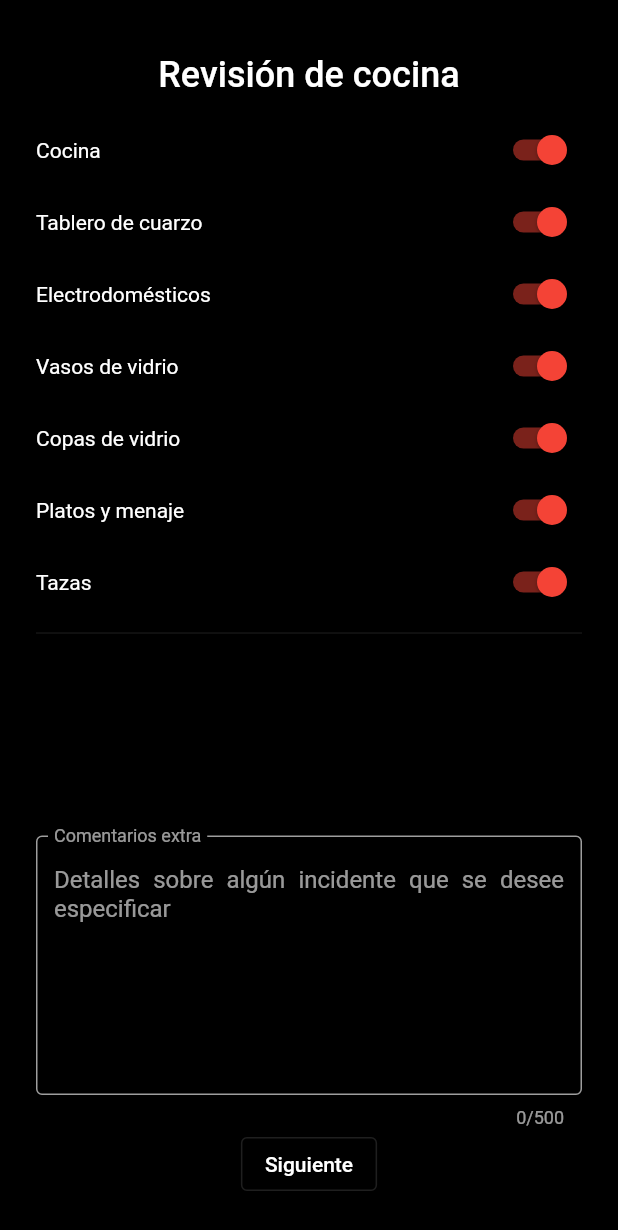
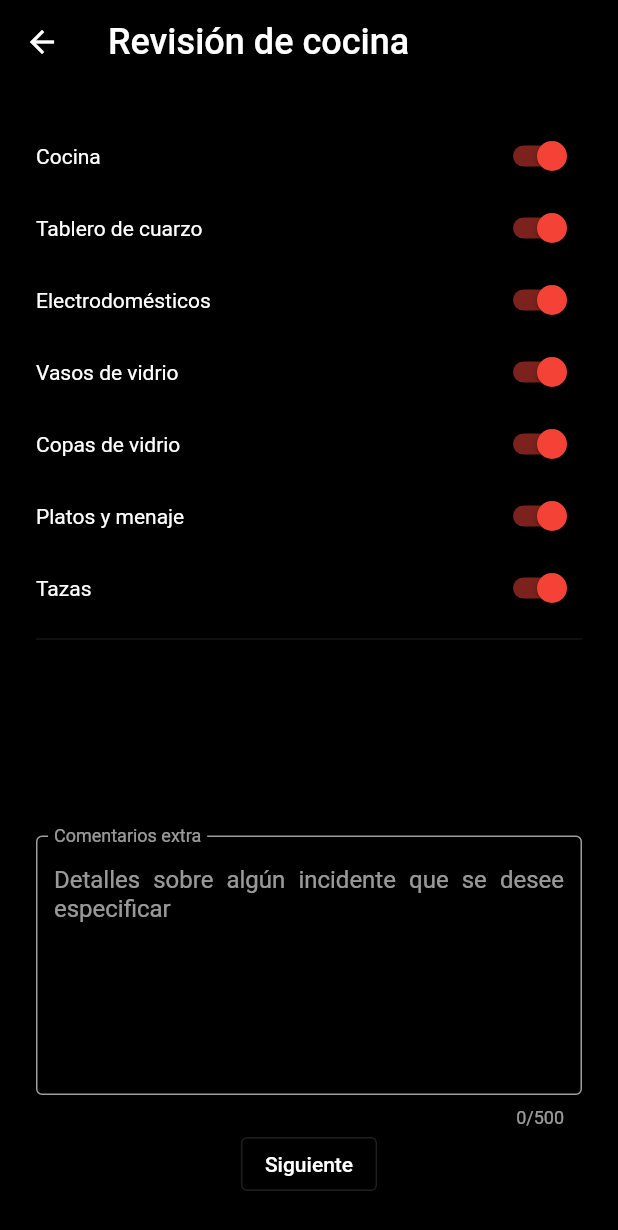
Before and after one commit to jflavio11/AirBnbApartmentVerificator, a Flutter app: the screen it shows after launch, on a phone screen of 412 x 824 dp. Shown: the top 1230 px of the screen. Run offline on Flutter 3.47's test engine with Material 2 defaults, Android fonts, the phone set to English and light mode, and no system bars; our stand-ins replace localization.

Commit message:
add bedroom data and make page dynamic

```diff
--- a/lib/form/FormData.dart
+++ b/lib/form/FormData.dart
@@ -3,6 +3,7 @@ import 'package:flutter/cupertino.dart';
 class FormData with ChangeNotifier {
   int _currentPage = 0;
   KitchenData kitchenData = KitchenData();
+  BedroomData bedroomData = BedroomData();
 
   void nextPage() {
     _currentPage++;
@@ -10,15 +11,79 @@ class FormData with ChangeNotifier {
   }
 
   void previousPage() {
+    if (_currentPage == 0) return;
     _currentPage--;
     notifyListeners();
+  }
+
+  VerificationZone getVerificationZoneForPage() {
+    VerificationZone zone = VerificationZone.Kitchen;
+    switch (_currentPage) {
+      case 0:
+        zone = VerificationZone.Kitchen;
+        break;
+      case 1:
+        zone = VerificationZone.Bedrooms;
+        break;
+      default:
+        zone = VerificationZone.Kitchen;
+    }
+    return zone;
+  }
+
+  String getCurrentComments() {
+    String comments = "";
+    switch (getVerificationZoneForPage()) {
+      case VerificationZone.Kitchen:
+        comments = kitchenData.extraComments;
+        break;
+      case VerificationZone.Bedrooms:
+        comments = bedroomData.extraComments;
+        break;
+      case VerificationZone.Bathrooms:
+        // TODO: Handle this case.
+        break;
+      case VerificationZone.LivingRoom:
+        // TODO: Handle this case.
+        break;
+    }
+    debugPrint("Extra comments $comments");
+    return comments;
   }
 
   void updateKitchenData(KitchenData kitchenData) {
     this.kitchenData = kitchenData;
     notifyListeners();
   }
+
+  void updateBedroomData(BedroomData bedroomData) {
+    this.bedroomData = bedroomData;
+    notifyListeners();
+  }
+
+  void updateCommentsForCurrentPage(String extraComments) {
+    switch (getVerificationZoneForPage()) {
+      case VerificationZone.Kitchen:
+        updateKitchenData(
+          kitchenData.copyWith(extraComments: extraComments),
+        );
+        break;
+      case VerificationZone.Bedrooms:
+        updateBedroomData(
+          bedroomData.copyWith(extraComments: extraComments),
+        );
+        break;
+      case VerificationZone.Bathrooms:
+        // TODO: Handle this case.
+        break;
+      case VerificationZone.LivingRoom:
+        // TODO: Handle this case.
+        break;
+    }
+  }
 }
+
+enum VerificationZone { Kitchen, Bathrooms, Bedrooms, LivingRoom }
 
 class KitchenData {
   String extraComments;
@@ -46,3 +111,30 @@ class KitchenData {
     6: "kitchen_cupsOkay"
   };
 }
+
+class BedroomData {
+  String extraComments;
+  Map<int, bool> bedroomStateData;
+
+  BedroomData({this.extraComments = ""})
+      : bedroomStateData = <int, bool>{0: true, 1: true, 2: true, 3: true, 4: true, 5: true, 6: true};
+
+  BedroomData copyWith({int? key, bool? newValue, String? extraComments}) {
+    if (key != null && newValue != null) {
+      bedroomStateData.update(key, (value) => newValue);
+    }
+    BedroomData updated = BedroomData(extraComments: extraComments ?? this.extraComments);
+    updated.bedroomStateData = bedroomStateData;
+    return updated;
+  }
+
+  static const Map<int, String> stateDataStringMapper = <int, String>{
+    0: "bedroom_walls",
+    1: "bedroom_bed",
+    2: "bedroom_bedsideTable",
+    3: "bedroom_lamps",
+    4: "bedroom_tv",
+    5: "bedroom_wardrobe",
+    6: "bedroom_duvet"
+  };
+}
--- a/lib/form/FormPager.dart
+++ b/lib/form/FormPager.dart
@@ -26,10 +26,6 @@ class FormPagerScreen extends StatelessWidget {
                     builder = (BuildContext context) => const FormPageOne();
                     break;
 
-                  case FormPageTwo.route:
-                    builder = (BuildContext context) => const FormPageTwo();
-                    break;
-
                   default:
                     throw Exception("Invalid Route...");
                 }
--- a/lib/form/FormPages.dart
+++ b/lib/form/FormPages.dart
@@ -1,3 +1,4 @@
+import 'package:airbnb_apartment_verificator/form/verificator_list_view.dart';
 import 'package:flutter/material.dart';
 import 'package:localization/localization.dart';
 import 'package:provider/provider.dart';
@@ -11,44 +12,52 @@ class FormPageOne extends StatelessWidget {
 
   @override
   Widget build(BuildContext context) {
-    return Scaffold(
-      body: Consumer<FormData>(builder: (context, formData, child) {
-        return Padding(
+    return Consumer<FormData>(builder: (context, formData, child) {
+      String title = "";
+      switch (formData.getVerificationZoneForPage()) {
+        case VerificationZone.Kitchen:
+          title = "${VerificationZone.Kitchen.name}_title".toLowerCase().i18n();
+          break;
+        case VerificationZone.Bedrooms:
+          title = "${VerificationZone.Bedrooms.name}_title".i18n();
+          break;
+        case VerificationZone.Bathrooms:
+          break;
+        case VerificationZone.LivingRoom:
+          break;
+      }
+      return Scaffold(
+        appBar: AppBar(
+          backgroundColor: Colors.black,
+          title: Text(
+            title,
+            style: const TextStyle(
+              fontSize: 24.0,
+              fontWeight: FontWeight.w500,
+            ),
+          ),
+          leading: Builder(builder: (BuildContext context) {
+            return IconButton(
+              onPressed: () {
+                formData.previousPage();
+              },
+              icon: const Icon(Icons.arrow_back),
+            );
+          }),
+        ),
+        body: Padding(
           padding: const EdgeInsets.all(24.0),
           child: Column(
             mainAxisSize: MainAxisSize.min,
             children: [
-              const Padding(
-                padding: EdgeInsets.all(12.0),
-                child:
-                    Text("Revisión de cocina", style: TextStyle(fontSize: 24.0, fontWeight: FontWeight.w500)),
+              VerificatorListView(
+                formData: formData,
+                verificationZone: formData.getVerificationZoneForPage(),
               ),
-              ListView.builder(
-                  key: UniqueKey(),
-                  shrinkWrap: true,
-                  itemCount: formData.kitchenData.kitchenStateData.length,
-                  itemBuilder: (context, position) {
-                    return Row(
-                      key: UniqueKey(),
-                      mainAxisAlignment: MainAxisAlignment.spaceBetween,
-                      children: [
-                        Text(KitchenData.stateDataStringMapper[position].toString().i18n()),
-                        Switch(
-                          value: formData.kitchenData.kitchenStateData[position] ?? false,
-                          onChanged: (bool updatedValue) {
-                            KitchenData updated = formData.kitchenData.copyWith(
-                              key: position,
-                              newValue: updatedValue,
-                            );
-                            formData.updateKitchenData(updated);
-                          },
-                        ),
-                      ],
-                    );
-                  }),
               const Divider(height: 20.0),
               const Spacer(),
               TextField(
+                controller: TextEditingController(text: formData.getCurrentComments()),
                 keyboardType: TextInputType.text,
                 textInputAction: TextInputAction.done,
                 maxLines: 7,
@@ -62,45 +71,19 @@ class FormPageOne extends StatelessWidget {
                 textAlign: TextAlign.justify,
                 onSubmitted: (String? text) {
                   String updatedText = text ?? "";
-                  formData.updateKitchenData(formData.kitchenData.copyWith(extraComments: updatedText));
+                  formData.updateCommentsForCurrentPage(updatedText);
                 },
               ),
               OutlinedButton(
                 onPressed: () {
-                  Navigator.pushNamed(context, FormPageTwo.route);
+                  formData.nextPage();
                 },
                 child: const Text("Siguiente"),
               ),
             ],
           ),
-        );
-      }),
-    );
+        ),
+      );
+    });
   }
 }
-
-class FormPageTwo extends StatefulWidget {
-  static const String route = "FormPageTwo";
-
-  const FormPageTwo({super.key});
-
-  @override
-  State<StatefulWidget> createState() => _FormPageTwoState();
-}
-
-class _FormPageTwoState extends State<FormPageTwo> {
-  @override
-  Widget build(BuildContext context) {
-    return Column(
-      children: [
-        const Text("2"),
-        MaterialButton(
-          onPressed: () {
-            Navigator.pop(context);
-          },
-          child: const Text("Siguiente"),
-        )
-      ],
-    );
-  }
-}
--- /dev/null
+++ b/lib/form/verificator_list_view.dart
@@ -0,0 +1,96 @@
+import 'package:flutter/cupertino.dart';
+import 'package:flutter/material.dart';
+import 'package:localization/localization.dart';
+
+import 'FormData.dart';
+
+class VerificatorListView extends StatelessWidget {
+  FormData formData;
+  VerificationZone verificationZone;
+
+  VerificatorListView({super.key, required this.formData, required this.verificationZone});
+
+  @override
+  Widget build(BuildContext context) {
+    int length = 0;
+    switch (verificationZone) {
+      case VerificationZone.Kitchen:
+        length = formData.kitchenData.kitchenStateData.length;
+        break;
+      case VerificationZone.Bedrooms:
+        length = formData.bedroomData.bedroomStateData.length;
+        break;
+      case VerificationZone.Bathrooms:
+        length = formData.kitchenData.kitchenStateData.length;
+        break;
+      case VerificationZone.LivingRoom:
+        length = formData.kitchenData.kitchenStateData.length;
+        break;
+      default:
+        0;
+    }
+
+    return ListView.builder(
+        shrinkWrap: true,
+        itemCount: length,
+        itemBuilder: (context, position) {
+          String text = "";
+          bool switchValue = true;
+          switch (verificationZone) {
+            case VerificationZone.Kitchen:
+              text = KitchenData.stateDataStringMapper[position].toString().i18n();
+              switchValue = formData.kitchenData.kitchenStateData[position] ?? false;
+              break;
+            case VerificationZone.Bedrooms:
+              text = BedroomData.stateDataStringMapper[position].toString().i18n();
+              switchValue = formData.bedroomData.bedroomStateData[position] ?? false;
+              break;
+            case VerificationZone.Bathrooms:
+              length = formData.kitchenData.kitchenStateData.length;
+              break;
+            case VerificationZone.LivingRoom:
+              length = formData.kitchenData.kitchenStateData.length;
+              break;
+            default:
+              0;
+          }
+          return Row(
+            key: UniqueKey(),
+            mainAxisAlignment: MainAxisAlignment.spaceBetween,
+            children: [
+              Text(text),
+              Switch(
+                value: switchValue,
+                onChanged: (bool updatedValue) {
+                  switch (verificationZone) {
+                    case VerificationZone.Kitchen:
+                      KitchenData updated = formData.kitchenData.copyWith(
+                        key: position,
+                        newValue: updatedValue,
+                      );
+                      formData.updateKitchenData(updated);
+                      break;
+                    case VerificationZone.Bedrooms:
+                      formData.updateBedroomData(
+                        formData.bedroomData.copyWith(
+                          key: position,
+                          newValue: updatedValue,
+                        ),
+                      );
+                      break;
+                    case VerificationZone.Bathrooms:
+                      length = formData.kitchenData.kitchenStateData.length;
+                      break;
+                    case VerificationZone.LivingRoom:
+                      length = formData.kitchenData.kitchenStateData.length;
+                      break;
+                    default:
+                      0;
+                  }
+                },
+              ),
+            ],
+          );
+        });
+  }
+}
```
Also changed, not shown: assets/strings/es_ES.json (+13 -1 lines).
